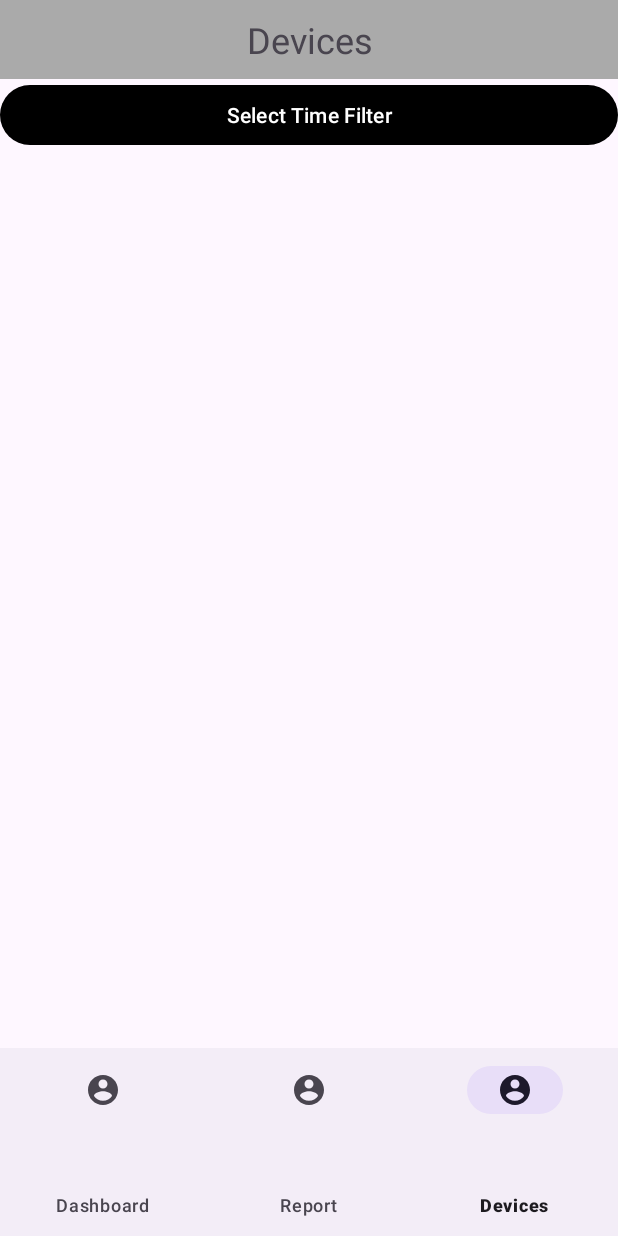
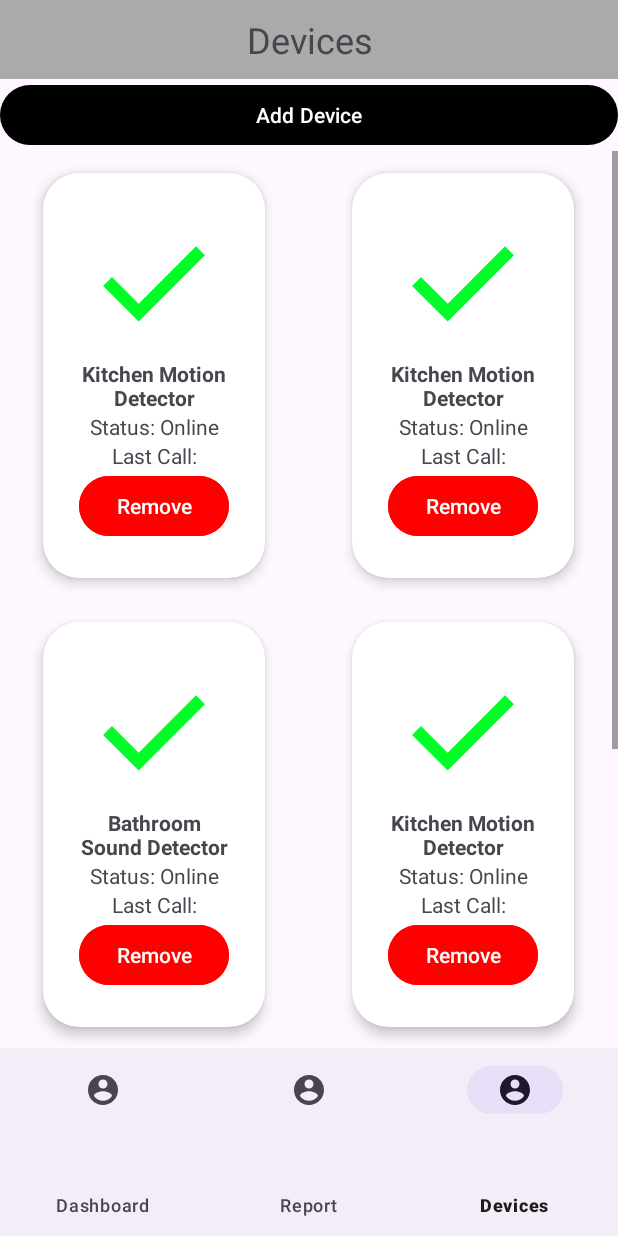
Before and after one commit to fcaanaak/ModSec, an Android app: the screen it shows after launch (MainActivity), item 3 of the bottom bar chosen, on a phone screen of 412 x 824 dp. Run offline under Robolectric (Android 15) with nearby library versions, the phone set to English and light mode, and no system bars.

Commit message:
Added basic UI for Devices page

```diff
--- /dev/null
+++ b/ModSecApp/app/src/main/java/com/example/modsecapp/pages/devices/DeviceEntry.kt
@@ -0,0 +1,5 @@
+package com.example.modsecapp.pages.devices
+
+
+// TODO: Make status into an enum instead of a string
+data class DeviceEntry(var name:String,var status:String,var lastCall:String)
--- /dev/null
+++ b/ModSecApp/app/src/main/java/com/example/modsecapp/pages/devices/DeviceEntryGridAdapter.kt
@@ -0,0 +1,36 @@
+package com.example.modsecapp.pages.devices
+
+import android.content.Context
+import android.content.res.Resources
+import android.view.LayoutInflater
+import android.view.View
+import android.view.ViewGroup
+import android.widget.ArrayAdapter
+import android.widget.TextView
+import com.example.modsecapp.R
+
+
+class DeviceEntryGridAdapter (context: Context, list:List<DeviceEntry>): ArrayAdapter<DeviceEntry?>(context,0,list){
+
+    override fun getView(position: Int, convertView: View?, parent: ViewGroup): View {
+
+        var itemView = convertView
+        if (itemView == null){
+            itemView = LayoutInflater.from(context).inflate(R.layout.device_entry,parent,false)
+        }
+
+        val deviceEntry: DeviceEntry? = getItem(position)
+
+        val deviceEntryNameText: TextView = itemView.findViewById(R.id.deviceEntryNameText)
+        val deviceEntryStatusText: TextView = itemView.findViewById(R.id.deviceEntryStatusText)
+        val deviceEntryLastCallText: TextView = itemView.findViewById(R.id.deviceEntryLastCallText)
+
+        deviceEntryNameText.text = deviceEntry!!.name
+        deviceEntryStatusText.text = deviceEntry!!.status
+        deviceEntryLastCallText.text = deviceEntry!!.lastCall
+
+        return itemView
+
+    }
+
+}
--- a/ModSecApp/app/src/main/java/com/example/modsecapp/pages/devices/DevicesAdapter.kt
+++ /dev/null
@@ -1,27 +0,0 @@
-package com.example.modsecapp.pages.devices
-
-import android.view.View
-import android.view.ViewGroup
-import android.widget.BaseAdapter
-
-
-class DevicesAdapter: BaseAdapter() {
-
-    override fun getCount(): Int {
-        return 0
-    }
-
-    override fun getItem(i: Int): Any? {
-        return null
-    }
-
-    override fun getItemId(i: Int): Long {
-        return 0
-    }
-
-    override fun getView(i: Int, view: View?, viewGroup: ViewGroup?): View? {
-        return null
-    }
-
-
-}
--- a/ModSecApp/app/src/main/java/com/example/modsecapp/pages/devices/DevicesFragment.kt
+++ b/ModSecApp/app/src/main/java/com/example/modsecapp/pages/devices/DevicesFragment.kt
@@ -1,9 +1,11 @@
 package com.example.modsecapp.pages.devices
 
+import android.bluetooth.BluetoothClass
 import android.os.Bundle
 import android.view.LayoutInflater
 import android.view.View
 import android.view.ViewGroup
+import android.widget.GridView
 import androidx.fragment.app.Fragment
 import com.example.modsecapp.R
 
@@ -20,7 +22,33 @@ class DevicesFragment : Fragment() {
         savedInstanceState: Bundle?
     ): View? {
         // Inflate the layout for this fragment
-        return inflater.inflate(R.layout.fragment_device_settings, container, false)
+
+        val view = inflater.inflate(R.layout.fragment_device_settings, container, false)
+
+        val gridView: GridView = view.findViewById(R.id.gridView)
+
+        val deviceEntries:List<DeviceEntry> = getTestData()
+
+        val adapter = DeviceEntryGridAdapter(requireContext(),deviceEntries)
+        gridView.adapter = adapter
+
+        return view
+
     }
 
+
+    private fun getTestData():List<DeviceEntry>{
+
+        return listOf(
+            DeviceEntry("Kitchen Motion Detector","Status: Online","Last Call: 12-01-2025"),
+            DeviceEntry("Kitchen Motion Detector","Status: Online","Last Call: 12-01-2025"),
+            DeviceEntry("Bathroom Sound Detector","Status: Online","Last Call: 12-01-2025"),
+            DeviceEntry("Kitchen Motion Detector","Status: Online","Last Call: 12-01-2025"),
+            DeviceEntry("Bathroom Sound Detector","Status: Online","Last Call: 12-01-2025"),
+            DeviceEntry("Kitchen Motion Detector","Status: Online","Last Call: 12-01-2025"),
+
+        )
+    }
+
+
 }
--- a/ModSecApp/app/src/main/java/com/example/modsecapp/pages/report/ReportFragment.kt
+++ b/ModSecApp/app/src/main/java/com/example/modsecapp/pages/report/ReportFragment.kt
@@ -3,7 +3,7 @@ package com.example.modsecapp.pages.report
 import android.app.DatePickerDialog
 import android.app.TimePickerDialog
 import android.os.Bundle
-import android.util.Log
+
 import android.view.LayoutInflater
 import android.view.View
 import android.view.ViewGroup
@@ -12,7 +12,7 @@ import androidx.fragment.app.Fragment
 import androidx.recyclerview.widget.LinearLayoutManager
 import androidx.recyclerview.widget.RecyclerView
 import com.example.modsecapp.R
-import com.example.modsecapp.pages.report.filter.FilterKey
+
 import java.util.Calendar
 import com.example.modsecapp.pages.report.filter.ReportFilter
 import com.google.android.material.chip.Chip
--- /dev/null
+++ b/ModSecApp/app/src/main/res/drawable/checkmark.xml
@@ -0,0 +1,5 @@
+<vector xmlns:android="http://schemas.android.com/apk/res/android" android:height="24dp" android:tint="#01FD27" android:viewportHeight="960" android:viewportWidth="960" android:width="24dp">
+
+    <path android:fillColor="@android:color/white" android:pathData="M382,720L154,492L211,435L382,606L749,239L806,296L382,720Z"/>
+
+</vector>
--- /dev/null
+++ b/ModSecApp/app/src/main/res/drawable/x_mark.xml
@@ -0,0 +1,5 @@
+<vector xmlns:android="http://schemas.android.com/apk/res/android" android:height="24dp" android:tint="#FD0101" android:viewportHeight="960" android:viewportWidth="960" android:width="24dp">
+
+    <path android:fillColor="@android:color/white" android:pathData="M336,680L480,536L624,680L680,624L536,480L680,336L624,280L480,424L336,280L280,336L424,480L280,624L336,680ZM480,880Q397,880 324,848.5Q251,817 197,763Q143,709 111.5,636Q80,563 80,480Q80,397 111.5,324Q143,251 197,197Q251,143 324,111.5Q397,80 480,80Q563,80 636,111.5Q709,143 763,197Q817,251 848.5,324Q880,397 880,480Q880,563 848.5,636Q817,709 763,763Q709,817 636,848.5Q563,880 480,880ZM480,800Q614,800 707,707Q800,614 800,480Q800,346 707,253Q614,160 480,160Q346,160 253,253Q160,346 160,480Q160,614 253,707Q346,800 480,800ZM480,480Q480,480 480,480Q480,480 480,480Q480,480 480,480Q480,480 480,480Q480,480 480,480Q480,480 480,480Q480,480 480,480Q480,480 480,480Z"/>
+
+</vector>
--- /dev/null
+++ b/ModSecApp/app/src/main/res/layout/device_entry.xml
@@ -0,0 +1,64 @@
+<?xml version="1.0" encoding="utf-8"?>
+<androidx.cardview.widget.CardView xmlns:android="http://schemas.android.com/apk/res/android"
+    xmlns:app="http://schemas.android.com/apk/res-auto"
+    xmlns:tools="http://schemas.android.com/tools"
+    android:layout_width="wrap_content"
+    android:layout_height="wrap_content"
+    android:layout_gravity="center"
+    app:cardUseCompatPadding="true"
+    app:cardCornerRadius="24dp"
+    app:cardElevation="5dp"
+    android:id = "@+id/devicesEntry">
+
+    <LinearLayout
+        android:layout_width="wrap_content"
+        android:layout_height="wrap_content"
+        android:layout_margin="24dp"
+        android:orientation="vertical">
+
+        <ImageView
+            android:id="@+id/deviceEntryStatusImage"
+            android:layout_width="100dp"
+            android:layout_height="100dp"
+            android:layout_gravity="center"
+            android:src = "@drawable/checkmark" />
+
+        <TextView
+            android:id="@+id/deviceEntryNameText"
+            android:layout_width="match_parent"
+            android:layout_height="wrap_content"
+            android:layout_gravity="center"
+            android:text="@string/device_entry_card_name"
+            android:textAlignment="center"
+            android:textStyle="bold" />
+
+        <TextView
+            android:id="@+id/deviceEntryStatusText"
+            android:layout_width="match_parent"
+            android:layout_height="wrap_content"
+            android:layout_gravity="center"
+            android:textAlignment="center"
+            android:text="@string/device_entry_card_status" />
+
+        <TextView
+            android:id="@+id/deviceEntryLastCallText"
+            android:layout_width="match_parent"
+            android:layout_height="wrap_content"
+            android:layout_gravity="center"
+            android:textAlignment="center"
+            android:text="@string/device_entry_card_last_call" />
+
+        <Button
+            android:id="@+id/deviceEntryRemoveDevicesButton"
+            android:layout_width="match_parent"
+            android:layout_height="wrap_content"
+            android:text="@string/device_entry_card_remove_button_text"
+            android:backgroundTint="@color/red"/>
+
+
+    </LinearLayout>
+
+
+
+
+</androidx.cardview.widget.CardView>
--- a/ModSecApp/app/src/main/res/layout/fragment_device_settings.xml
+++ b/ModSecApp/app/src/main/res/layout/fragment_device_settings.xml
@@ -22,10 +22,14 @@
             android:id="@+id/devicesAddButton"
             android:layout_width="match_parent"
             android:layout_height="wrap_content"
-            android:text="@string/report_filter_button_time_default" />
+            android:text="@string/devices_add_device_button_text" />
 
-
-
+    <GridView
+        android:layout_width="match_parent"
+        android:id="@+id/gridView"
+        android:layout_height="match_parent"
+        android:gravity="center"
+        android:numColumns="auto_fit" />
 
 
 </LinearLayout>
--- a/ModSecApp/app/src/main/res/values/strings.xml
+++ b/ModSecApp/app/src/main/res/values/strings.xml
@@ -43,4 +43,19 @@
     <string name="report_filter_chip_day_text">Day: %1$d</string>
     <string name="report_filter_chip_hour_text">Hour: %1$d</string>
     <string name="report_filter_chip_minute_text">Minute: %1$d</string>
+
+
+    <!-- ***Text for Devices page*** -->
+
+    <string name="devices_add_device_button_text">Add Device</string>
+
+    <!-- Text for Device Entry Card -->
+    <string name="device_entry_card_name">Name: %1$s</string>
+    <string name="device_entry_card_status">Status: %1$s</string>
+    <string name="device_entry_card_last_call">Last Call: %1$s</string>
+    <string name="device_entry_card_remove_button_text">Remove</string>
+
+
+
+
 </resources>
```
